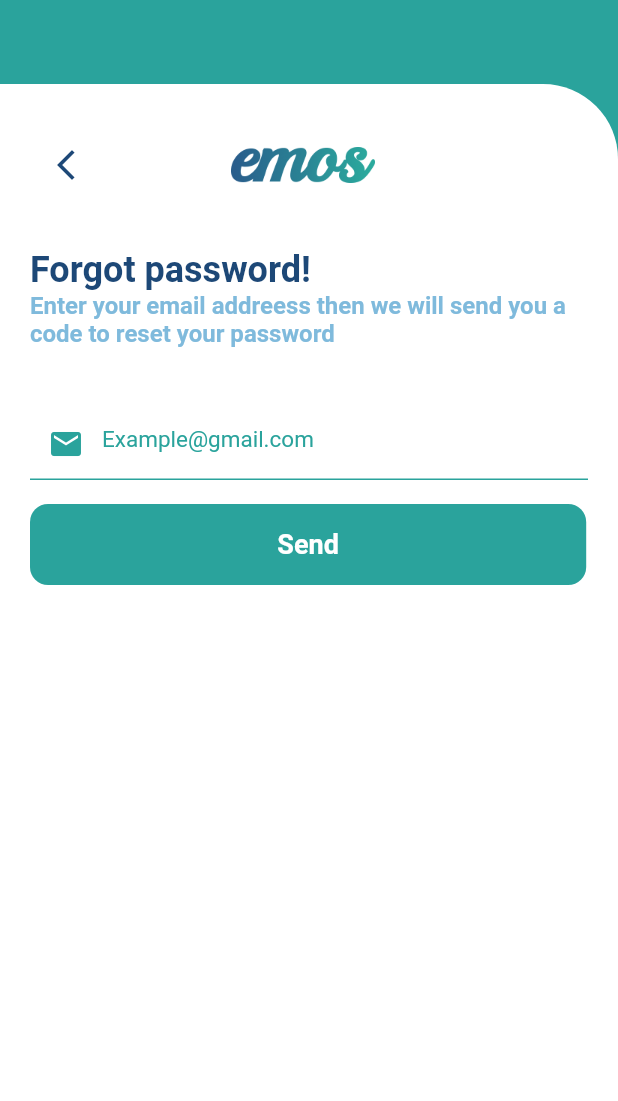
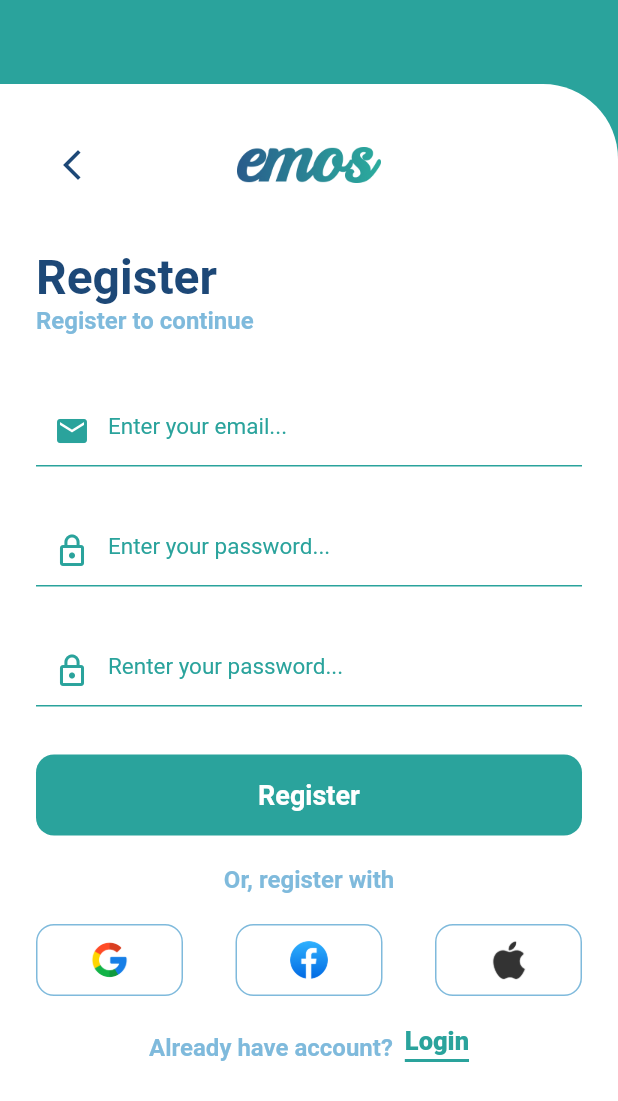
Before and after one commit to Hasnainhai/emos, a Flutter app: the screen it shows after launch, on a phone screen of 412 x 824 dp. Shown: the top 1101 px of the screen. Run offline on Flutter 3.47's test engine with Material 2 defaults, Android fonts, the phone set to English and light mode, and no system bars; our stand-ins replace another_flushbar, fluttertoast, google_fonts.

Commit message:
Done RegisterView

```diff
--- a/lib/main.dart
+++ b/lib/main.dart
@@ -1,4 +1,5 @@
-import 'package:emos/view/AuthScreens/LoginVIew/forget_password_screen.dart';
+import 'package:emos/view/AuthScreens/ForgetPasswordView/forget_password_screen.dart';
+import 'package:emos/view/AuthScreens/RegisterView/register_view.dart';
 import 'package:flutter/material.dart';
 import 'package:flutter/services.dart';
 import 'routes/routes.dart';
@@ -24,7 +25,7 @@ class MyApp extends StatelessWidget {
       theme: ThemeData(),
       onGenerateRoute: Routes.generateRoute,
       // initialRoute: RouteName.loginView,
-      home: const ForgetPasswordScreen(),
+      home: const RegisterView(),
     );
   }
 }
--- a/lib/routes/routes.dart
+++ b/lib/routes/routes.dart
@@ -1,6 +1,7 @@
 import 'package:emos/routes/routes_name.dart';
-import 'package:emos/view/AuthScreens/LoginVIew/forget_password_screen.dart';
+import 'package:emos/view/AuthScreens/ForgetPasswordView/forget_password_screen.dart';
 import 'package:emos/view/AuthScreens/LoginVIew/login_view.dart';
+import 'package:emos/view/AuthScreens/RegisterView/register_view.dart';
 import 'package:emos/view/OnBoardingScreens/onBoarding1.dart';
 import 'package:emos/view/OnBoardingScreens/onBoarding2.dart';
 import 'package:emos/view/OnBoardingScreens/onBoarding3.dart';
@@ -34,6 +35,10 @@ class Routes {
         return MaterialPageRoute(
           builder: (BuildContext context) => const ForgetPasswordScreen(),
         );
+      case RouteName.registerView:
+        return MaterialPageRoute(
+          builder: (BuildContext context) => const RegisterView(),
+        );
       default:
         return MaterialPageRoute(
           builder: (_) {
--- a/lib/routes/routes_name.dart
+++ b/lib/routes/routes_name.dart
@@ -5,4 +5,5 @@ class RouteName {
   static const String onBoarding3 = ('/On_Boarding3_screen');
   static const String loginView = ('/login_view');
   static const String forgetpasswordscreen = ('/forget_password_screen');
+  static const String registerView = ('/register_view');
 }
--- /dev/null
+++ b/lib/view/AuthScreens/RegisterView/register_view.dart
@@ -0,0 +1,162 @@
+import 'package:flutter/material.dart';
+import 'package:google_fonts/google_fonts.dart';
+import '../../../components/RoundedButton/rounded_button.dart';
+import '../../../components/VerticalSpacing/vertical_spacing.dart';
+import '../../../components/appBarField/appBar_field.dart';
+import '../../../components/coustem_text_field/coustem_text_field.dart';
+import '../../../res/GlobalColors/colors.dart';
+import '../LoginVIew/widgets/socialAccounts.dart';
+
+class RegisterView extends StatelessWidget {
+  const RegisterView({super.key});
+
+  @override
+  Widget build(BuildContext context) {
+    return Scaffold(
+      backgroundColor: AppColor.bgFillColor,
+      appBar: AppBar(
+        backgroundColor: Colors.transparent,
+        elevation: 0.0,
+        automaticallyImplyLeading: false,
+      ),
+      body: Container(
+        height: double.infinity,
+        width: double.infinity,
+        decoration: const BoxDecoration(
+          color: AppColor.whiteColor,
+          borderRadius: BorderRadius.only(
+            topRight: Radius.circular(50.0),
+          ),
+        ),
+        child: Padding(
+          padding: const EdgeInsets.only(left: 24.0, right: 24.0),
+          child: Column(
+            crossAxisAlignment: CrossAxisAlignment.start,
+            children: [
+              const VerticalSpeacing(30.0),
+              AppBarField(
+                ontap: () {
+                  {}
+                },
+              ),
+              const VerticalSpeacing(32.0),
+              Text(
+                "Register",
+                style: GoogleFonts.getFont(
+                  "Roboto",
+                  textStyle: const TextStyle(
+                    fontSize: 32,
+                    fontWeight: FontWeight.w600,
+                    color: AppColor.textColor,
+                  ),
+                ),
+              ),
+              Text(
+                "Register to continue",
+                style: GoogleFonts.getFont(
+                  "Roboto",
+                  textStyle: const TextStyle(
+                    fontSize: 16,
+                    fontWeight: FontWeight.w600,
+                    color: AppColor.textColor2,
+                  ),
+                ),
+              ),
+              const VerticalSpeacing(40.0),
+              const TextFieldCustom(
+                maxLines: 1,
+                icon: Icons.mail,
+                hintText: 'Enter your email...',
+              ),
+              const VerticalSpeacing(32.0),
+              const TextFieldCustom(
+                maxLines: 1,
+                icon: Icons.lock_outline,
+                hintText: 'Enter your password...',
+              ),
+              const VerticalSpeacing(32.0),
+              const TextFieldCustom(
+                maxLines: 1,
+                icon: Icons.lock_outline,
+                hintText: 'Renter your password...',
+              ),
+              const VerticalSpeacing(32.0),
+              RoundedButton(
+                title: 'Register',
+                onpress: () {},
+                bgColor: AppColor.simpleBgbuttonColor,
+                titleColor: AppColor.simpleBgTextColor,
+              ),
+              const VerticalSpeacing(20.0),
+              Align(
+                alignment: Alignment.center,
+                child: Text(
+                  "Or, register with",
+                  style: GoogleFonts.getFont(
+                    "Roboto",
+                    textStyle: const TextStyle(
+                      fontSize: 16,
+                      fontWeight: FontWeight.w600,
+                      color: AppColor.textColor2,
+                    ),
+                  ),
+                ),
+              ),
+              const VerticalSpeacing(20.0),
+              const Row(
+                mainAxisAlignment: MainAxisAlignment.spaceBetween,
+                children: [
+                  SocialAccounts(img: 'images/google.png'),
+                  SocialAccounts(img: 'images/fb.png'),
+                  SocialAccounts(img: 'images/apple.png'),
+                ],
+              ),
+              const VerticalSpeacing(20.0),
+              Align(
+                  alignment: Alignment.center,
+                  child: RichText(
+                    text: TextSpan(
+                      text: "Already have account?  ",
+                      style: GoogleFonts.getFont(
+                        "Roboto",
+                        textStyle: const TextStyle(
+                          fontSize: 16,
+                          fontWeight: FontWeight.w600,
+                          color: AppColor.textColor2,
+                        ),
+                      ),
+                      children: [
+                        WidgetSpan(
+                          child: Container(
+                            padding: const EdgeInsets.only(bottom: 2.0),
+                            decoration: const BoxDecoration(
+                              border: Border(
+                                bottom: BorderSide(
+                                  color: AppColor.simpleBgbuttonColor,
+                                  width: 2.0,
+                                ),
+                              ),
+                            ),
+                            child: Text(
+                              'Login',
+                              style: GoogleFonts.getFont(
+                                "Roboto",
+                                textStyle: const TextStyle(
+                                  fontSize: 17,
+                                  fontWeight: FontWeight.w800,
+                                  color: AppColor.simpleBgbuttonColor,
+                                ),
+                              ),
+                            ),
+                          ),
+                        ),
+                      ],
+                    ),
+                  )),
+            ],
+          ),
+        ),
+      ),
+    );
+  }
+}
```
Also changed, not shown: lib/view/AuthScreens/ForgetPasswordView/forget_password_screen.dart (renamed from lib/view/AuthScreens/LoginVIew/forget_password_screen.dart).
